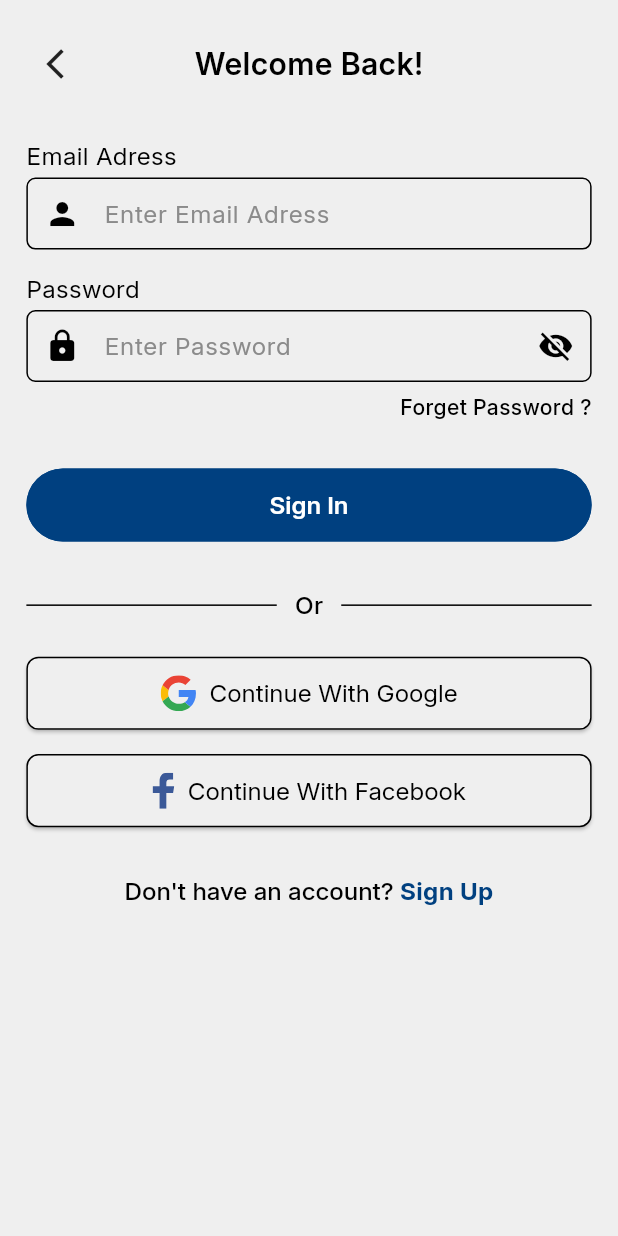
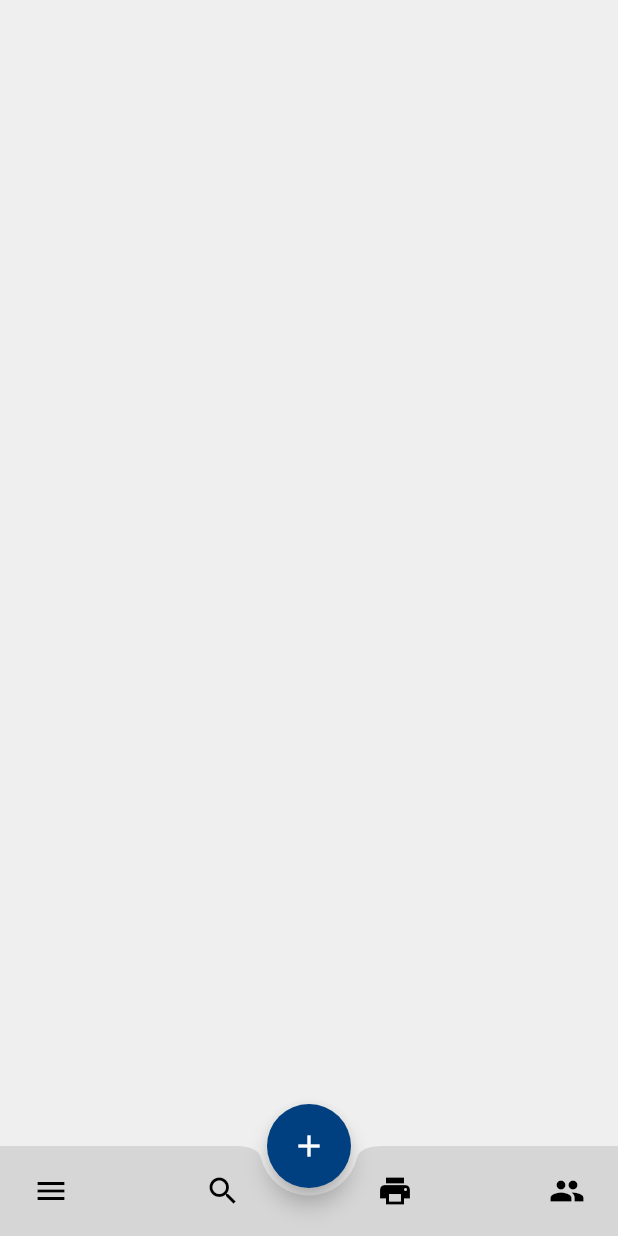
Before and after one commit to AbdelmoneamIsmael/Guidex, a Flutter app: the LoginScreen screen opened by its route, after a tap on "Sign In", on a phone screen of 412 x 824 dp. Run offline on Flutter 3.47's test engine with Material 3 defaults, Android fonts, the phone set to English and light mode, and no system bars; our stand-ins replace device_preview, dio, flutter_screenutil, flutter_secure_storage, flutter_svg, get and 2 more; accounts and stored records are empty; project files that could hold a hidden picture were left out.

Commit message:
add bottom nave bar

```diff
--- a/lib/core/routes/app_pages.dart
+++ b/lib/core/routes/app_pages.dart
@@ -4,6 +4,8 @@ import 'package:guidix/features/forget_passord/bindings/forget_pass_bindings.dar
 import 'package:guidix/features/forget_passord/presentation/screens/forget_pass_screen.dart';
 import 'package:guidix/features/login/presentation/binding/login_binding.dart';
 import 'package:guidix/features/login/presentation/screen/login_screen.dart';
+import 'package:guidix/features/main/controller_repo/binding/main_binding.dart';
+import 'package:guidix/features/main/presentation/screen/guidix_main_view.dart';
 import 'package:guidix/features/onboarding/pages/onboarding.dart';
 import 'package:guidix/features/onboarding/pages/second_onboard_screen.dart';
 import 'package:guidix/features/register/presentation/bindning/register_binding.dart';
@@ -42,5 +44,11 @@ class AppPages {
       binding: ForgetPassBindings(),
       transition: Transition.cupertino,
     ),
+    GetPage(
+      name: Routes.mainGuidixScreen,
+      page: () => const GuidixMainView(),
+      binding: MainBinding(),
+      transition: Transition.cupertino,
+    ),
   ];
 }
--- a/lib/core/routes/app_routes.dart
+++ b/lib/core/routes/app_routes.dart
@@ -4,6 +4,7 @@ abstract class Routes {
   static const onBoarding2 = '/onBoarding2';
   static const loginScreen = '/loginScreen';
   static const homeScreen = '/homeScreen';
+  static const mainGuidixScreen = '/mainGuidixScreen';
   static const registerScreen = '/registerScreen';
   static const forgetPassScreen = '/forgetPassScreen';
 
--- a/lib/core/themes/colors/colors.dart
+++ b/lib/core/themes/colors/colors.dart
@@ -11,6 +11,7 @@ abstract class LightColors {
   static const Color secondButtonColor = Color(0xFF004080);
   static const Color onBoardingColor = Color(0xFFC0C0C0);
   static const Color grey1 = Color(0xFF8B8B8B);
+  static const Color bottomNavColor = Color(0xffD7D6D6);
 }
 
 abstract class InverterColors {
@@ -24,6 +25,7 @@ abstract class InverterColors {
   static const Color secondButtonColor = Color(0xFF004080);
   static const Color onBoardingColor = Color(0xFFC0C0C0);
   static const Color grey1 = Color(0xFF8B8B8B);
+  static const Color bottomNavColor = Color(0xff282929);
 }
 
 abstract class DarkColors {
@@ -37,4 +39,5 @@ abstract class DarkColors {
   static const Color secondButtonColor = Color(0xFF004080);
   static const Color onBoardingColor = Color(0xFFC0C0C0);
   static const Color grey1 = Color(0xFF8B8B8B);
+  static const Color bottomNavColor = Color(0xff282929);
 }
--- a/lib/core/themes/theme/custom_theme.dart
+++ b/lib/core/themes/theme/custom_theme.dart
@@ -25,6 +25,9 @@ ThemeData lightTheme = ThemeData(
       fontFamily: kEnglishFontFamily,
       color: LightColors.text2Color,
     ),
+  ),
+  bottomAppBarTheme: const BottomAppBarTheme(
+    color: LightColors.bottomNavColor,
   ),
   appBarTheme: AppBarTheme(
     centerTitle: true,
@@ -75,6 +78,9 @@ ThemeData darkTheme = ThemeData(
   fontFamily: kEnglishFontFamily,
   brightness: Brightness.dark,
   scaffoldBackgroundColor: DarkColors.backgroundColor,
+  bottomAppBarTheme: const BottomAppBarTheme(
+    color: DarkColors.bottomNavColor,
+  ),
   primaryColor: DarkColors.mainColor,
   useMaterial3: true,
   colorScheme: const ColorScheme.dark().copyWith(
@@ -160,6 +166,9 @@ ThemeData inverterTheme = ThemeData(
       color: InverterColors.text2Color,
     ),
   ),
+  bottomAppBarTheme: const BottomAppBarTheme(
+    color: InverterColors.bottomNavColor,
+  ),
   appBarTheme: AppBarTheme(
     centerTitle: true,
     systemOverlayStyle: const SystemUiOverlayStyle(
--- a/lib/features/login/presentation/screen/login_screen.dart
+++ b/lib/features/login/presentation/screen/login_screen.dart
@@ -74,7 +74,9 @@ class LoginScreen extends GetView<LoginController> {
             ),
             32.verticalSpace,
             PrimaryButton(
-              onPressed: () {},
+              onPressed: () {
+                Get.offAllNamed(Routes.mainGuidixScreen);
+              },
               title: "Sign In",
               hint: "Double tap to sign In",
             ),
--- /dev/null
+++ b/lib/features/main/controller_repo/binding/main_binding.dart
@@ -0,0 +1,9 @@
+import 'package:get/get.dart';
+import 'package:guidix/features/main/controller_repo/controller/main_controller.dart';
+
+class MainBinding  extends Bindings{
+  @override
+  void dependencies() {
+    Get.lazyPut(() => MainController());
+  }
+}
--- /dev/null
+++ b/lib/features/main/controller_repo/controller/main_controller.dart
@@ -0,0 +1,3 @@
+import 'package:get/get_state_manager/src/simple/get_controllers.dart';
+
+class MainController extends GetxController{}
--- /dev/null
+++ b/lib/features/main/presentation/screen/guidix_main_view.dart
@@ -0,0 +1,61 @@
+import 'package:flutter/material.dart';
+import 'package:get/get.dart';
+import 'package:guidix/features/main/controller_repo/controller/main_controller.dart';
+
+class GuidixMainView extends GetView<MainController> {
+  const GuidixMainView({super.key});
+
+  @override
+  Widget build(BuildContext context) {
+    return Scaffold(
+      floatingActionButton: FloatingActionButton(
+        backgroundColor: Theme.of(context).primaryColor,
+        shape: const CircleBorder(),
+        onPressed: () {},
+        child: const Icon(Icons.add),
+      ),
+      floatingActionButtonLocation: FloatingActionButtonLocation.centerDocked,
+      bottomNavigationBar: BottomAppBar(
+        shape: const CircularNotchedRectangle(),
+        padding: const EdgeInsets.symmetric(horizontal: 10),
+        height: 60,
+        color: Theme.of(context).bottomAppBarTheme.color,
+        notchMargin: 5,
+        child: Row(
+          mainAxisSize: MainAxisSize.max,
+          mainAxisAlignment: MainAxisAlignment.spaceBetween,
+          children: <Widget>[
+            IconButton(
+              icon: const Icon(
+                Icons.menu,
+                color: Colors.black,
+              ),
+              onPressed: () {},
+            ),
+            IconButton(
+              icon: const Icon(
+                Icons.search,
+                color: Colors.black,
+              ),
+              onPressed: () {},
+            ),
+            IconButton(
+              icon: const Icon(
+                Icons.print,
+                color: Colors.black,
+              ),
+              onPressed: () {},
+            ),
+            IconButton(
+              icon: const Icon(
+                Icons.people,
+                color: Colors.black,
+              ),
+              onPressed: () {},
+            ),
+          ],
+        ),
+      ),
+    );
+  }
+}
```
Also changed, not shown: lib/gen/assets.gen.dart (+24 -2 lines), assets/icons/QR.svg (added), assets/icons/cart.svg (added), assets/icons/community.svg (added), assets/icons/user.svg (added), lib/core/routes/main_guidx_pages.dart (added).
